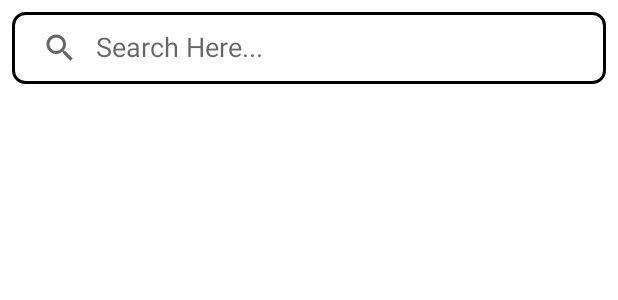
After one commit to stephenthomas04/Space_News_App, an Android app: the layout fragment_search__bar.xml on its own in the app's theme, with its tools: preview values and no code run, on a phone screen of 412 x 824 dp. The commit adds this screen. Shown: the top 300 px of the screen. Run offline under Robolectric (Android 15) with nearby library versions, the phone set to English and light mode, and no system bars; network calls fail; Roboto replaces fonts that are not available here.

Commit message:
SearchBar
Implmented a Search Bar feature on the UI.

Now have to add the backend code to make it work.

```diff
--- /dev/null
+++ b/app/src/main/res/drawable/search_view_background.xml
@@ -0,0 +1,8 @@
+<?xml version="1.0" encoding="utf-8"?>
+<shape xmlns:android="http://schemas.android.com/apk/res/android">
+
+    <corners android:radius="8dp"/>
+    <stroke android:color="@color/black"
+        android:width="2dp"/>
+
+</shape>
--- /dev/null
+++ b/app/src/main/res/layout/fragment_search__bar.xml
@@ -0,0 +1,36 @@
+<?xml version="1.0" encoding="utf-8"?>
+<androidx.constraintlayout.widget.ConstraintLayout xmlns:android="http://schemas.android.com/apk/res/android"
+    xmlns:app="http://schemas.android.com/apk/res-auto"
+    xmlns:tools="http://schemas.android.com/tools"
+    android:layout_width="match_parent"
+    android:layout_height="match_parent"
+    tools:context=".Search_Bar">
+
+    <androidx.appcompat.widget.SearchView
+        android:id="@+id/searchView"
+        android:layout_width="0dp"
+        android:layout_height="wrap_content"
+        android:layout_margin="8dp"
+        android:background="@drawable/search_view_background"
+        app:layout_constraintEnd_toEndOf="parent"
+        app:layout_constraintHorizontal_bias="0.5"
+        app:layout_constraintStart_toStartOf="parent"
+        app:layout_constraintTop_toTopOf="parent"
+        app:queryHint="Search Here..."
+        app:iconifiedByDefault="false"/>
+
+    <!--
+    <androidx.recyclerview.widget.RecyclerView
+        android:id="@+id/recyclerView"
+        android:layout_width="0dp"
+        android:layout_height="0dp"
+        android:layout_marginTop="8dp"
+        app:layout_constraintBottom_toBottomOf="parent"
+        app:layout_constraintEnd_toEndOf="parent"
+        app:layout_constraintHorizontal_bias=".5"
+        app:layout_constraintStart_toStartOf="parent"
+        app:layout_constraintTop_toBottomOf="@+id/searchView" />
+
+        -->
+
+</androidx.constraintlayout.widget.ConstraintLayout>
--- a/app/src/main/res/menu/navigation_menu.xml
+++ b/app/src/main/res/menu/navigation_menu.xml
@@ -15,4 +15,7 @@
     <item
         android:id="@+id/rocket_launchesMenu"
         android:title="ROCKET LAUNCHES"/>
+    <item
+        android:id="@+id/search_barMenu"
+        android:title="SEARCH BAR"/>
 </menu>
--- a/app/src/main/res/navigation/main.xml
+++ b/app/src/main/res/navigation/main.xml
@@ -29,4 +29,9 @@
         android:id="@+id/rocket_launchesMenu"
         android:name="com.example.hamburgertester.Rocket_Launches"
         android:label="Rocket_Launches" />
+    <fragment
+        android:id="@+id/search_barMenu"
+        android:name="com.example.hamburgertester.Search_Bar"
+        android:label="fragment_search__bar"
+        tools:layout="@layout/fragment_search__bar" />
 </navigation>
```
Also changed, not shown: app/src/main/java/com/example/hamburgertester/Search_Bar.java (added, +70 -0 lines).
